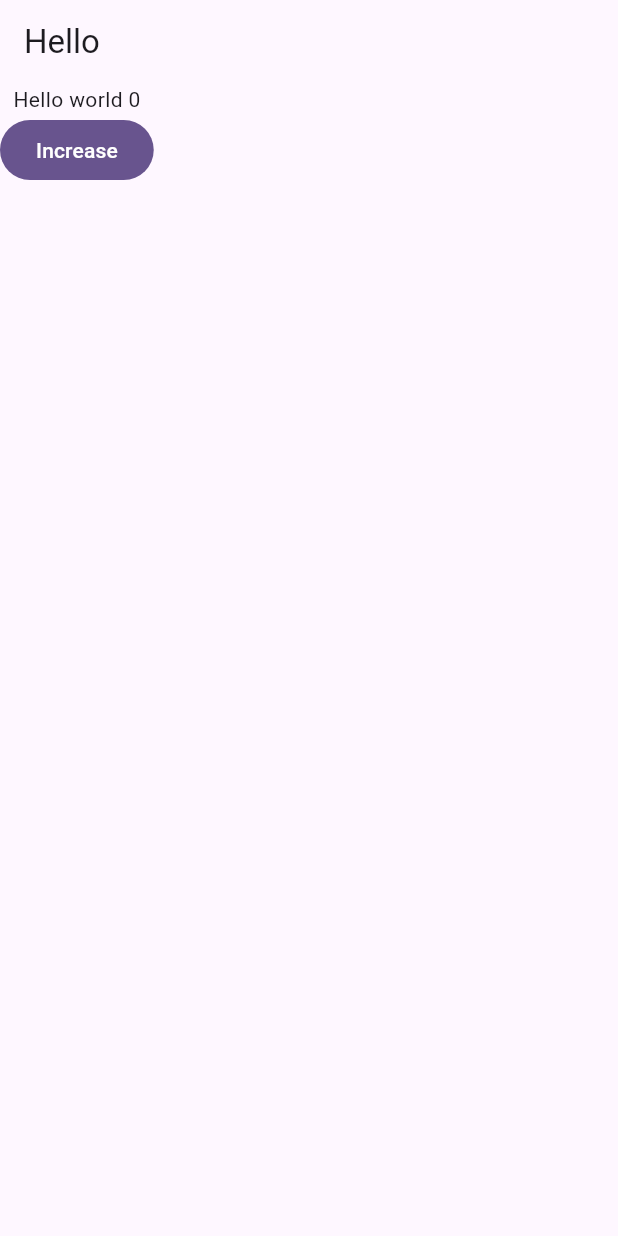
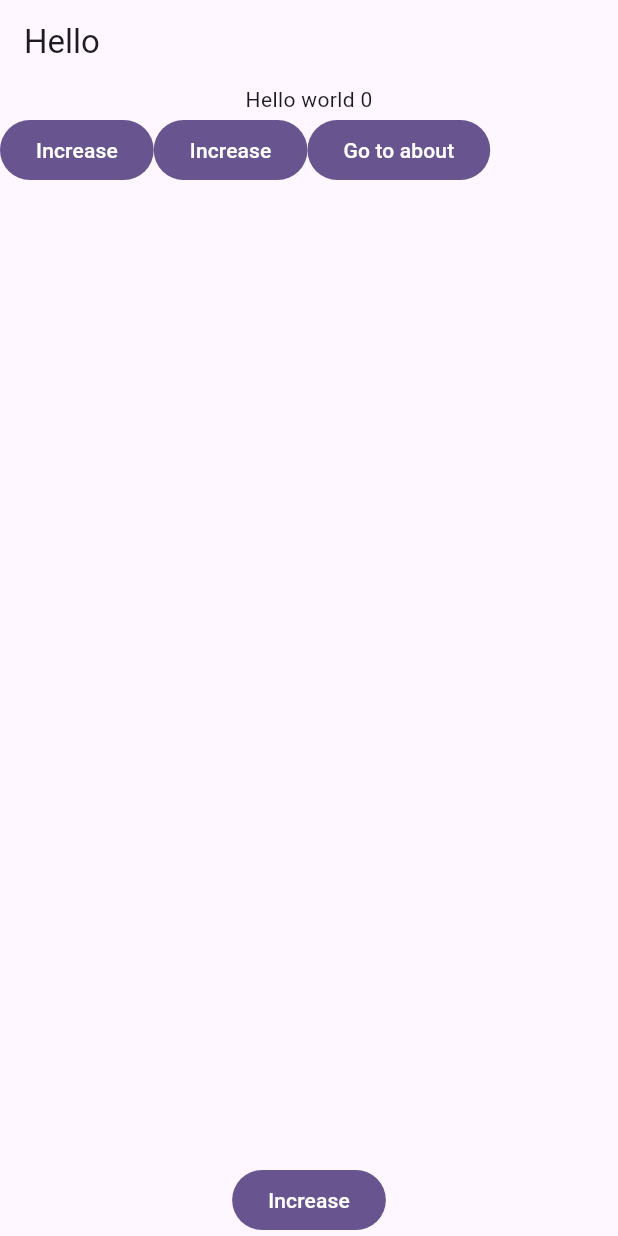
Before and after one commit to tanint/flutter_getx, a Flutter app: the screen it shows after launch, on a phone screen of 412 x 824 dp. Run offline on Flutter 3.47's test engine with Material 3 defaults, Android fonts, the phone set to English and light mode, and no system bars; our stand-ins replace get.

```diff
--- a/lib/main.dart
+++ b/lib/main.dart
@@ -1,4 +1,5 @@
 import 'package:flutter/material.dart';
+import 'package:flutter_getx/pages/about_page.dart';
 import 'package:get/instance_manager.dart';
 import 'package:get/route_manager.dart';
 import 'package:get/state_manager.dart';
@@ -19,20 +20,27 @@ class MyApp extends StatelessWidget {
         colorScheme: ColorScheme.fromSeed(seedColor: Colors.deepPurple),
         useMaterial3: true,
       ),
-      home: Home(),
+      initialRoute: '/',
+      getPages: [
+        GetPage(name: '/', page: () => const Home()),
+        GetPage(name: '/about', page: () => const AboutPage())
+      ],
     );
   }
 }
 
-class Controller extends GetxController {
+class CounterController extends GetxController {
   var count = 0.obs;
+
   increment() => count++;
 }
 
 class Home extends StatelessWidget {
+  const Home({super.key});
+
   @override
   Widget build(BuildContext context) {
-    final Controller c = Get.put(Controller());
+    final CounterController counter = Get.put(CounterController());
 
     return Scaffold(
       appBar: AppBar(
@@ -43,9 +51,34 @@ class Home extends StatelessWidget {
       body: SafeArea(
         child: Column(
           children: [
-            Obx(() => Text("Hello world ${c.count}")),
+            Expanded(
+                child: Column(
+              children: [
+                Obx(
+                  () => Text("Hello world ${counter.count}"),
+                ),
+                Row(
+                  children: [
+                    FilledButton(
+                      onPressed: () => counter.increment(),
+                      child: const Text("Increase"),
+                    ),
+                    FilledButton(
+                      onPressed: () => counter.increment(),
+                      child: const Text("Increase"),
+                    ),
+                    FilledButton(
+                      onPressed: () => Get.toNamed("/about"),
+                      child: const Text("Go to about"),
+                    )
+                  ],
+                ),
+              ],
+            )),
             FilledButton(
-                onPressed: () => c.increment(), child: const Text("Increase"))
+              onPressed: () => counter.increment(),
+              child: const Text("Increase"),
+            )
           ],
         ),
       ),
```
Also changed, not shown: lib/pages/about_page.dart (added, +17 -0 lines).
